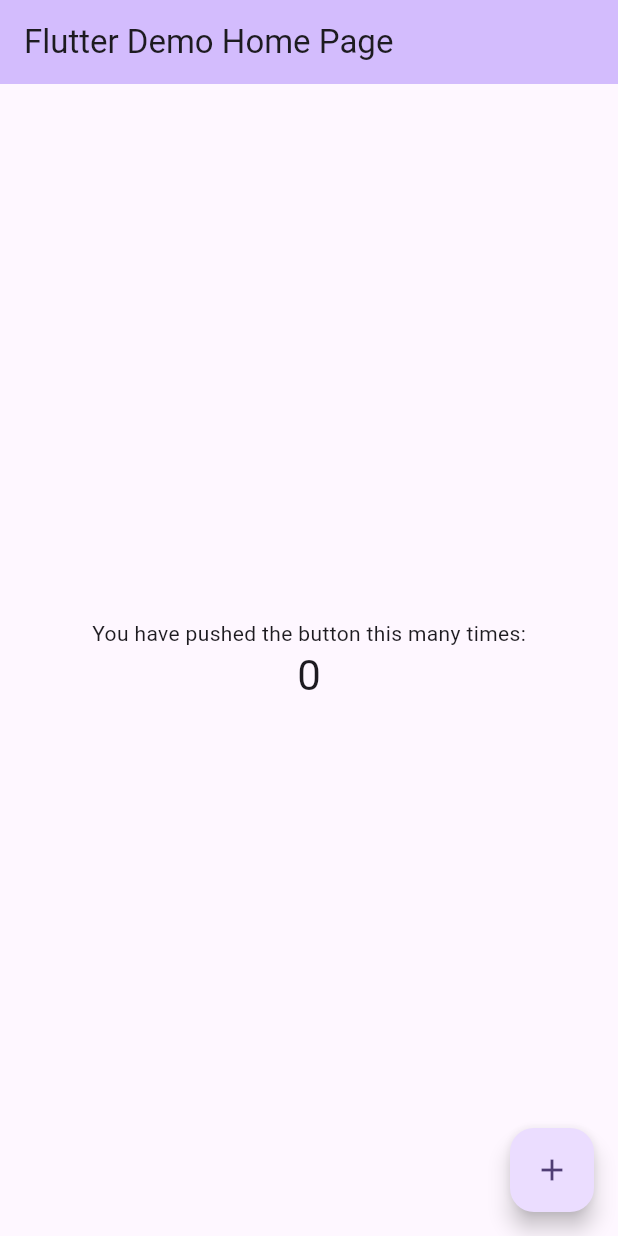
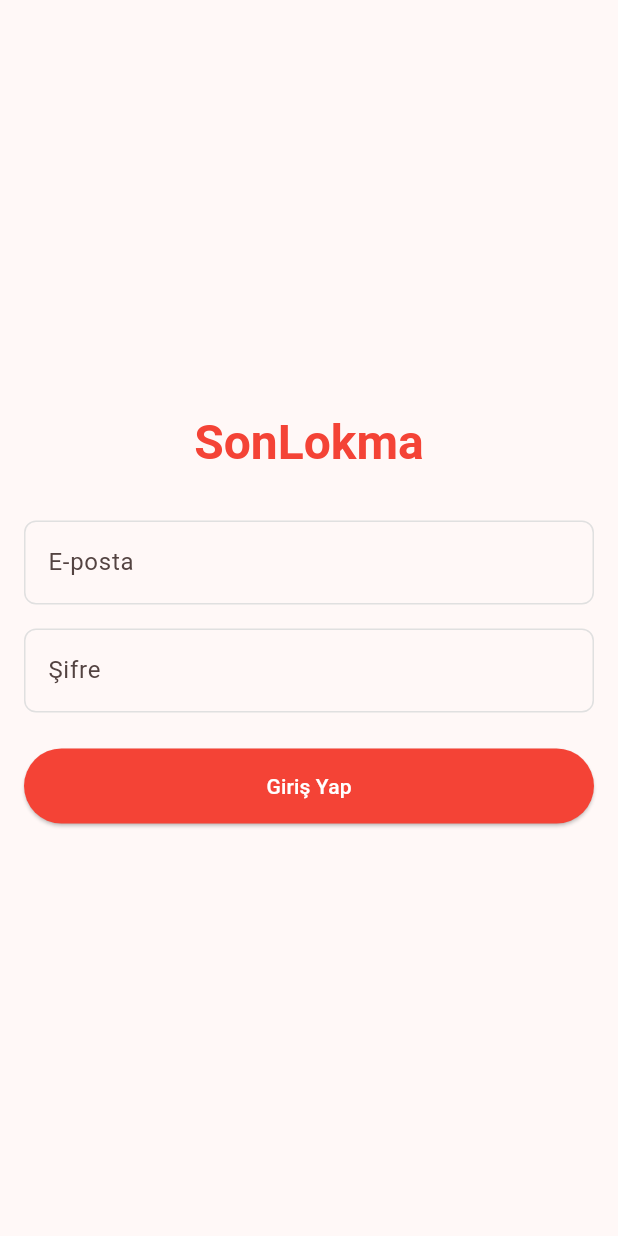
Before and after one commit to EmreMert2000/SonLokmaDemo, a Flutter app: the screen it shows after launch, on a phone screen of 412 x 824 dp. Run offline on Flutter 3.47's test engine with Material 3 defaults, Android fonts, the phone set to English and light mode, and no system bars; our stand-ins replace cached_network_image, freezed_annotation.

Commit message:
First Flutter Commit

```diff
--- /dev/null
+++ b/SonLokmaFlutter/sonlokmadart/lib/core/init/navigation/navigation_route.dart
@@ -0,0 +1,29 @@
+import 'package:flutter/material.dart';
+import '../../../features/auth/presentation/views/login_view.dart';
+import '../../../features/restaurants/presentation/views/restaurants_view.dart';
+import '../../../features/splash/presentation/views/splash_view.dart';
+
+class NavigationRoute {
+  static final NavigationRoute _instance = NavigationRoute._init();
+  static NavigationRoute get instance => _instance;
+
+  NavigationRoute._init();
+
+  Route<dynamic> generateRoute(RouteSettings settings) {
+    switch (settings.name) {
+      case '/':
+        return MaterialPageRoute(builder: (_) => SplashView());
+      case '/login':
+        return MaterialPageRoute(builder: (_) => LoginView());
+      case '/restaurants':
+        return MaterialPageRoute(builder: (_) => RestaurantsView());
+      default:
+        return MaterialPageRoute(
+          builder:
+              (_) => Scaffold(
+                body: Center(child: Text('${settings.name} bulunamadı')),
+              ),
+        );
+    }
+  }
+}
--- /dev/null
+++ b/SonLokmaFlutter/sonlokmadart/lib/core/init/navigation/navigation_service.dart
@@ -0,0 +1,25 @@
+import 'package:flutter/material.dart';
+
+class NavigationService {
+  static final NavigationService _instance = NavigationService._init();
+  static NavigationService get instance => _instance;
+
+  NavigationService._init();
+
+  final GlobalKey<NavigatorState> navigatorKey = GlobalKey<NavigatorState>();
+
+  Future<void> navigateToPage({required String path, Object? arguments}) async {
+    await navigatorKey.currentState?.pushNamed(path, arguments: arguments);
+  }
+
+  Future<void> navigateToPageClear({
+    required String path,
+    Object? arguments,
+  }) async {
+    await navigatorKey.currentState?.pushNamedAndRemoveUntil(
+      path,
+      (route) => false,
+      arguments: arguments,
+    );
+  }
+}
--- /dev/null
+++ b/SonLokmaFlutter/sonlokmadart/lib/features/auth/presentation/views/login_view.dart
@@ -0,0 +1,48 @@
+import 'package:flutter/material.dart';
+import 'package:provider/provider.dart';
+import '../viewmodels/auth_view_model.dart';
+import '../../../../shared/widgets/custom_button.dart';
+import '../../../../shared/widgets/custom_textfield.dart';
+
+class LoginView extends StatelessWidget {
+  const LoginView({super.key});
+
+  @override
+  Widget build(BuildContext context) {
+    return Scaffold(
+      body: Padding(
+        padding: const EdgeInsets.all(16.0),
+        child: Column(
+          mainAxisAlignment: MainAxisAlignment.center,
+          children: [
+            Text(
+              'SonLokma',
+              style: Theme.of(context).textTheme.headlineLarge?.copyWith(
+                color: Colors.red,
+                fontWeight: FontWeight.bold,
+              ),
+            ),
+            const SizedBox(height: 32),
+            CustomTextField(
+              hintText: 'E-posta',
+              onChanged:
+                  (value) => context.read<AuthViewModel>().setEmail(value),
+            ),
+            const SizedBox(height: 16),
+            CustomTextField(
+              hintText: 'Şifre',
+              isPassword: true,
+              onChanged:
+                  (value) => context.read<AuthViewModel>().setPassword(value),
+            ),
+            const SizedBox(height: 24),
+            CustomButton(
+              text: 'Giriş Yap',
+              onPressed: () => context.read<AuthViewModel>().login(context),
+            ),
+          ],
+        ),
+      ),
+    );
+  }
+}
--- a/SonLokmaFlutter/sonlokmadart/lib/main.dart
+++ b/SonLokmaFlutter/sonlokmadart/lib/main.dart
@@ -1,122 +1,40 @@
 import 'package:flutter/material.dart';
+import 'package:provider/provider.dart';
+import 'core/init/navigation/navigation_route.dart';
+import 'core/init/navigation/navigation_service.dart';
+import 'features/auth/presentation/viewmodels/auth_view_model.dart';
+import 'features/restaurants/presentation/viewmodels/restaurant_view_model.dart';
+import 'features/cart/presentation/viewmodels/cart_view_model.dart';
+import 'features/splash/presentation/views/splash_view.dart';
 
 void main() {
-  runApp(const MyApp());
+  runApp(
+    MultiProvider(
+      providers: [
+        ChangeNotifierProvider(create: (_) => AuthViewModel()),
+        ChangeNotifierProvider(create: (_) => RestaurantViewModel()),
+        ChangeNotifierProvider(create: (_) => CartViewModel()),
+      ],
+      child: const MyApp(),
+    ),
+  );
 }
 
 class MyApp extends StatelessWidget {
   const MyApp({super.key});
 
-  // This widget is the root of your application.
   @override
   Widget build(BuildContext context) {
     return MaterialApp(
-      title: 'Flutter Demo',
+      title: 'SonLokma',
+      debugShowCheckedModeBanner: false,
       theme: ThemeData(
-        // This is the theme of your application.
-        //
-        // TRY THIS: Try running your application with "flutter run". You'll see
-        // the application has a purple toolbar. Then, without quitting the app,
-        // try changing the seedColor in the colorScheme below to Colors.green
-        // and then invoke "hot reload" (save your changes or press the "hot
-        // reload" button in a Flutter-supported IDE, or press "r" if you used
-        // the command line to start the app).
-        //
-        // Notice that the counter didn't reset back to zero; the application
-        // state is not lost during the reload. To reset the state, use hot
-        // restart instead.
-        //
-        // This works for code too, not just values: Most code changes can be
-        // tested with just a hot reload.
-        colorScheme: ColorScheme.fromSeed(seedColor: Colors.deepPurple),
+        colorScheme: ColorScheme.fromSeed(seedColor: Colors.red),
+        useMaterial3: true,
       ),
-      home: const MyHomePage(title: 'Flutter Demo Home Page'),
+      onGenerateRoute: NavigationRoute.instance.generateRoute,
+      navigatorKey: NavigationService.instance.navigatorKey,
+      home: SplashView(),
     );
   }
 }
-
-class MyHomePage extends StatefulWidget {
-  const MyHomePage({super.key, required this.title});
-
-  // This widget is the home page of your application. It is stateful, meaning
-  // that it has a State object (defined below) that contains fields that affect
-  // how it looks.
-
-  // This class is the configuration for the state. It holds the values (in this
-  // case the title) provided by the parent (in this case the App widget) and
-  // used by the build method of the State. Fields in a Widget subclass are
-  // always marked "final".
-
-  final String title;
-
-  @override
-  State<MyHomePage> createState() => _MyHomePageState();
-}
-
-class _MyHomePageState extends State<MyHomePage> {
-  int _counter = 0;
-
-  void _incrementCounter() {
-    setState(() {
-      // This call to setState tells the Flutter framework that something has
-      // changed in this State, which causes it to rerun the build method below
-      // so that the display can reflect the updated values. If we changed
-      // _counter without calling setState(), then the build method would not be
-      // called again, and so nothing would appear to happen.
-      _counter++;
-    });
-  }
-
-  @override
-  Widget build(BuildContext context) {
-    // This method is rerun every time setState is called, for instance as done
-    // by the _incrementCounter method above.
-    //
-    // The Flutter framework has been optimized to make rerunning build methods
-    // fast, so that you can just rebuild anything that needs updating rather
-    // than having to individually change instances of widgets.
-    return Scaffold(
-      appBar: AppBar(
-        // TRY THIS: Try changing the color here to a specific color (to
-        // Colors.amber, perhaps?) and trigger a hot reload to see the AppBar
-        // change color while the other colors stay the same.
-        backgroundColor: Theme.of(context).colorScheme.inversePrimary,
-        // Here we take the value from the MyHomePage object that was created by
-        // the App.build method, and use it to set our appbar title.
-        title: Text(widget.title),
-      ),
-      body: Center(
-        // Center is a layout widget. It takes a single child and positions it
-        // in the middle of the parent.
-        child: Column(
-          // Column is also a layout widget. It takes a list of children and
-          // arranges them vertically. By default, it sizes itself to fit its
-          // children horizontally, and tries to be as tall as its parent.
-          //
-          // Column has various properties to control how it sizes itself and
-          // how it positions its children. Here we use mainAxisAlignment to
-          // center the children vertically; the main axis here is the vertical
-          // axis because Columns are vertical (the cross axis would be
-          // horizontal).
-          //
-          // TRY THIS: Invoke "debug painting" (choose the "Toggle Debug Paint"
-          // action in the IDE, or press "p" in the console), to see the
-          // wireframe for each widget.
-          mainAxisAlignment: MainAxisAlignment.center,
-          children: <Widget>[
-            const Text('You have pushed the button this many times:'),
-            Text(
-              '$_counter',
-              style: Theme.of(context).textTheme.headlineMedium,
-            ),
-          ],
-        ),
-      ),
-      floatingActionButton: FloatingActionButton(
-        onPressed: _incrementCounter,
-        tooltip: 'Increment',
-        child: const Icon(Icons.add),
-      ), // This trailing comma makes auto-formatting nicer for build methods.
-    );
-  }
-}
--- /dev/null
+++ b/SonLokmaFlutter/sonlokmadart/lib/shared/widgets/custom_button.dart
@@ -0,0 +1,33 @@
+import 'package:flutter/material.dart';
+
+class CustomButton extends StatelessWidget {
+  final String text;
+  final VoidCallback onPressed;
+  final bool isLoading;
+
+  const CustomButton({
+    super.key,
+    required this.text,
+    required this.onPressed,
+    this.isLoading = false,
+  });
+
+  @override
+  Widget build(BuildContext context) {
+    return SizedBox(
+      width: double.infinity,
+      height: 50,
+      child: ElevatedButton(
+        onPressed: isLoading ? null : onPressed,
+        style: ElevatedButton.styleFrom(
+          backgroundColor: Colors.red,
+          foregroundColor: Colors.white,
+        ),
+        child:
+            isLoading
+                ? const CircularProgressIndicator(color: Colors.white)
+                : Text(text),
+      ),
+    );
+  }
+}
--- /dev/null
+++ b/SonLokmaFlutter/sonlokmadart/lib/shared/widgets/custom_textfield.dart
@@ -0,0 +1,34 @@
+import 'package:flutter/material.dart';
+
+class CustomTextField extends StatelessWidget {
+  final String hintText;
+  final Function(String) onChanged;
+  final bool isPassword;
+
+  const CustomTextField({
+    super.key,
+    required this.hintText,
+    required this.onChanged,
+    this.isPassword = false,
+  });
+
+  @override
+  Widget build(BuildContext context) {
+    return TextField(
+      onChanged: onChanged,
+      obscureText: isPassword,
+      decoration: InputDecoration(
+        hintText: hintText,
+        border: OutlineInputBorder(borderRadius: BorderRadius.circular(8)),
+        enabledBorder: OutlineInputBorder(
+          borderRadius: BorderRadius.circular(8),
+          borderSide: BorderSide(color: Colors.grey.shade300),
+        ),
+        focusedBorder: OutlineInputBorder(
+          borderRadius: BorderRadius.circular(8),
+          borderSide: const BorderSide(color: Colors.red),
+        ),
+      ),
+    );
+  }
+}
```
Also changed, not shown: SonLokmaFlutter/sonlokmadart/lib/features/auth/presentation/viewmodels/auth_view_model.dart (added, +44 -0 lines), SonLokmaFlutter/sonlokmadart/lib/features/cart/presentation/viewmodels/cart_view_model.dart (added, +17 -0 lines), SonLokmaFlutter/sonlokmadart/lib/features/restaurants/data/models/restaurant_model.dart (added, +28 -0 lines), SonLokmaFlutter/sonlokmadart/lib/features/restaurants/presentation/viewmodels/restaurant_view_model.dart (added, +47 -0 lines), SonLokmaFlutter/sonlokmadart/lib/features/restaurants/presentation/views/restaurants_view.dart (added, +46 -0 lines), SonLokmaFlutter/sonlokmadart/lib/features/splash/presentation/views/splash_view.dart (added, +34 -0 lines), SonLokmaFlutter/sonlokmadart/lib/shared/widgets/restaurant_card.dart (added, +70 -0 lines), SonLokmaFlutter/sonlokmadart/pubspec.yaml (+11 -1 lines), SonLokmaFlutter/sonlokmadart/lib/features/restaurants/data/models/restaurant_model.g.dart (added), SonLokmaFlutter/sonlokmadart/pubspec.lock, 8 other files.
